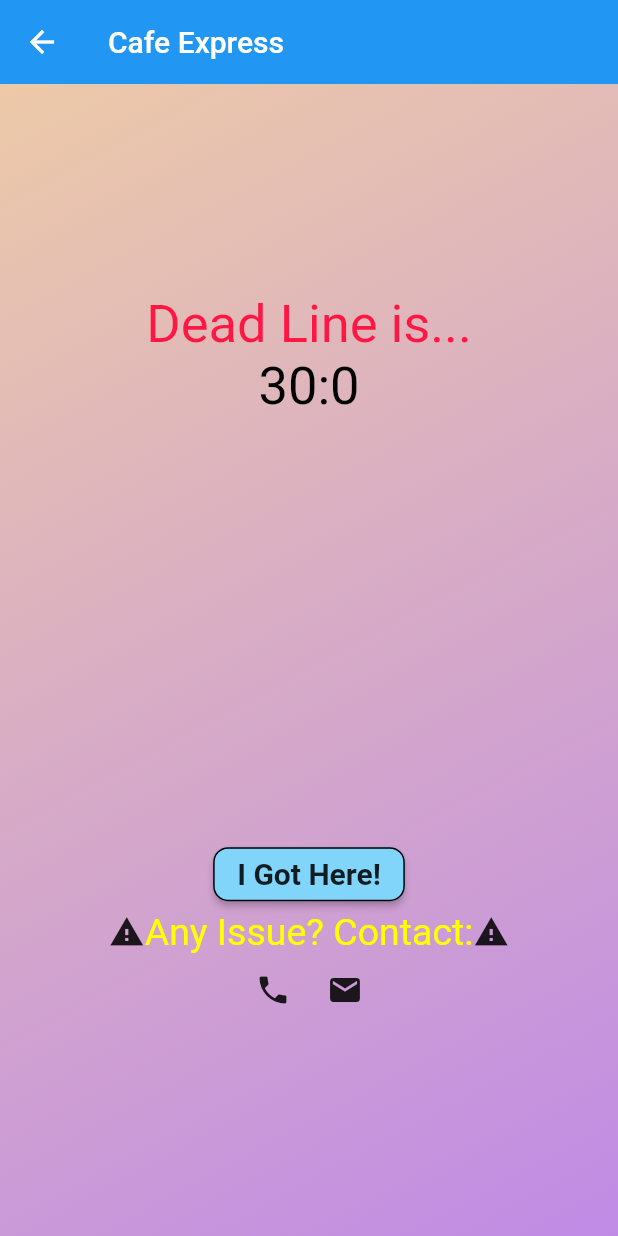
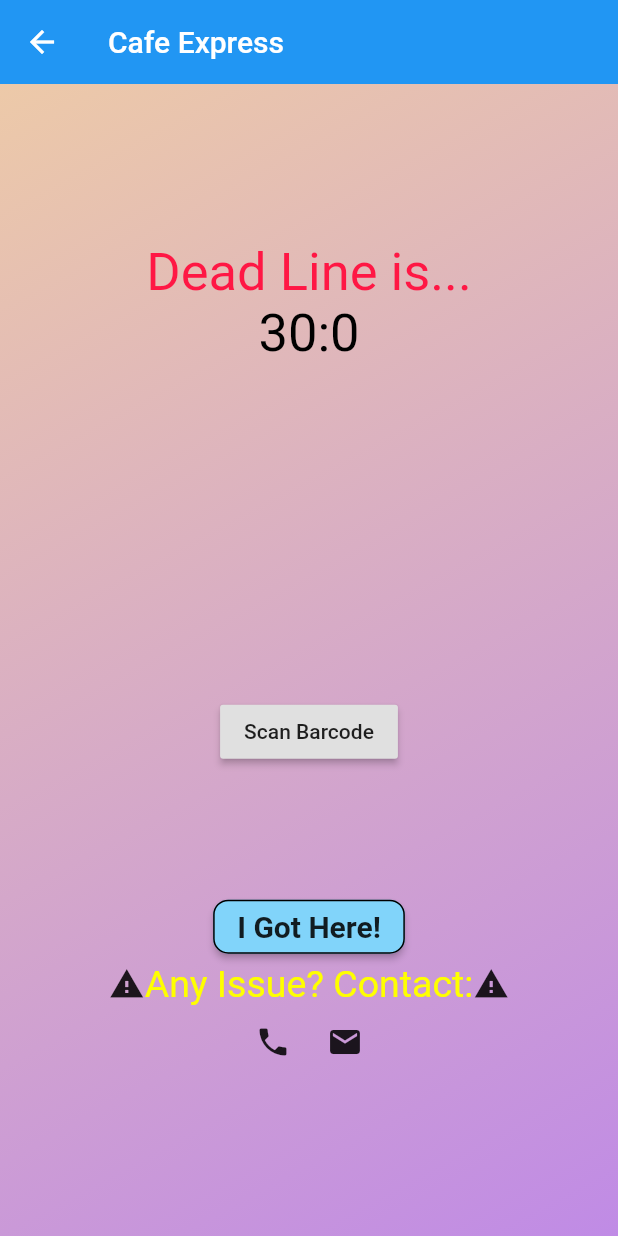
Before and after one commit to YARN-CC2021/cafe-express, a Flutter app: the TimerPage screen opened by its route, on a phone screen of 412 x 824 dp. Run offline on Flutter 3.47's test engine with Material 2 defaults, Android fonts, the phone set to English and light mode, and no system bars; our stand-ins replace cached_network_image, flutter_dotenv, flutter_login, geolocator, google_maps_flutter, location; missing offline and left inert: amplify_auth_cognito, amplify_core, flutter_barcode_scanner; accounts and stored records are empty; network calls fail.

Commit message:
added scanning for QR code on the timer screen

```diff
--- a/lib/screens/timer_page.dart
+++ b/lib/screens/timer_page.dart
@@ -1,5 +1,6 @@
 import 'package:flutter/material.dart';
 import 'dart:async';
+import "package:flutter_barcode_scanner/flutter_barcode_scanner.dart";
 
 class TimerPage extends StatefulWidget {
   @override
@@ -10,6 +11,18 @@ class _TimerPageState extends State<TimerPage> {
   Timer timer;
   int totalTime = 1800; //60;
   String timetodisplay = '';
+  String barcode = "";
+  String lockedTime = "";
+
+  _scan() async {
+    return FlutterBarcodeScanner.scanBarcode(
+            "#000000", "cancel", true, ScanMode.BARCODE)
+        .then((value) => setState(() {
+              barcode = value;
+              lockedTime = timetodisplay.toString();
+            }));
+  }
+
   @override
   void initState() {
     //if (totalTime == 1800) { //初期値の時だけタイマースタート？
@@ -78,6 +91,21 @@ class _TimerPageState extends State<TimerPage> {
                       width: MediaQuery.of(context).size.width * 0.7,
                       child: Column(
                         children: [
+                          Container(
+                              padding: EdgeInsets.symmetric(
+                                  vertical: 10.0, horizontal: 80.0),
+                              child: RaisedButton(
+                                child: Text("Scan Barcode"),
+                                onPressed: () => _scan(),
+                              )),
+                          Container(
+                              padding: EdgeInsets.symmetric(
+                                  vertical: 10.0, horizontal: 80.0),
+                              child: Text(barcode)),
+                          Container(
+                              padding: EdgeInsets.symmetric(
+                                  vertical: 10.0, horizontal: 80.0),
+                              child: Text(lockedTime)),
                           RaisedButton(
                               child: const Text(
                                 'I Got Here!',
--- a/pubspec.yaml
+++ b/pubspec.yaml
@@ -39,6 +39,7 @@ dependencies:
   flutter_login: ^1.0.14
   provider: ^4.3.2+3
   web_socket_channel: ^1.1.0
+  flutter_barcode_scanner: ^1.0.1
 
 dev_dependencies:
   flutter_test:
```
Also changed, not shown: pubspec.lock.
